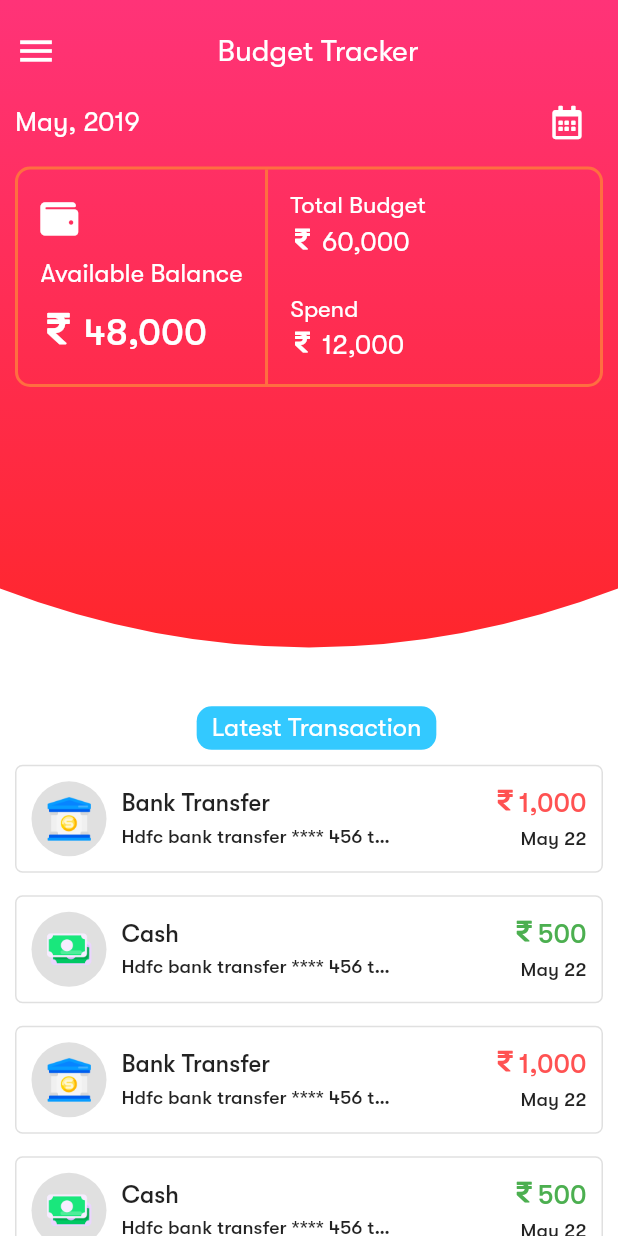
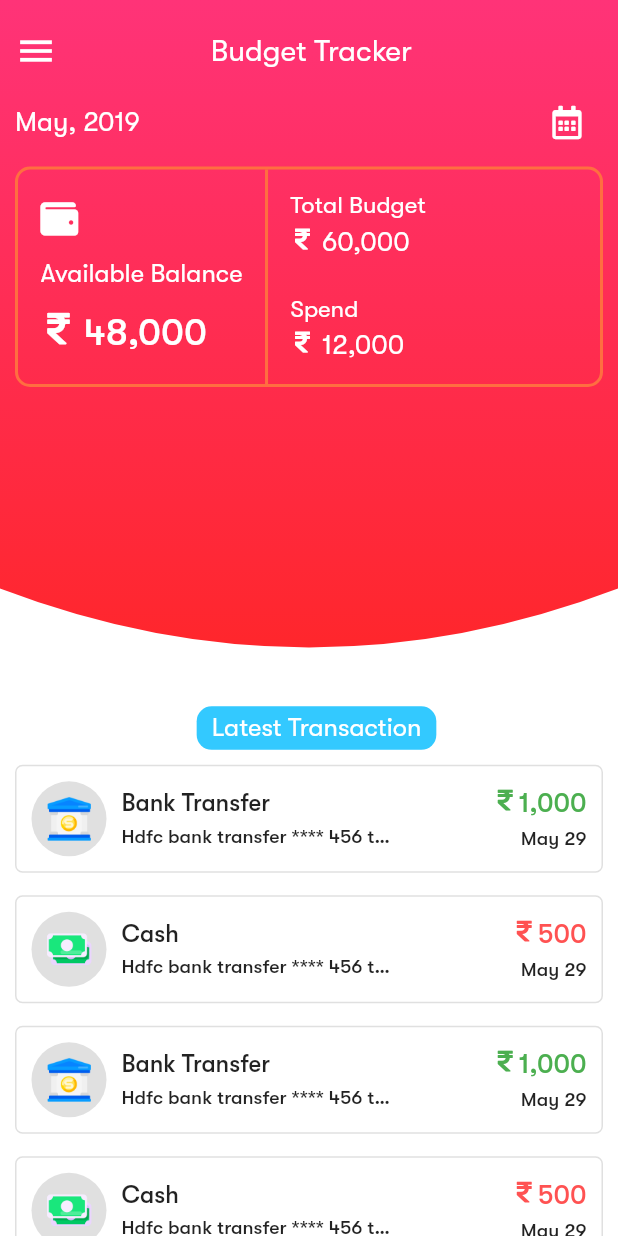
Before and after one commit to sagarprince/budget_tracker, a Flutter app: the HomePageContent widget shown alone on an empty page, opened directly with empty values, on a phone screen of 412 x 824 dp. Run offline on Flutter 3.47's test engine with Material 2 defaults, Android fonts, the phone set to English and light mode, and no system bars; our stand-ins replace charts_flutter, font_awesome_flutter, rxdart, tuple; missing offline and left inert: date_utils, flutter_calendar.

Commit message:
basic commit.

```diff
--- /dev/null
+++ b/lib/enums.dart
@@ -0,0 +1,9 @@
+enum TransactionTypes {
+  credited,
+  debited
+}
+
+enum IEStatTypes {
+  income,
+  expense
+}
--- /dev/null
+++ b/lib/models/transaction.dart
@@ -0,0 +1,26 @@
+import 'package:expense_manager/enums.dart';
+
+class Transaction {
+
+  final dynamic category;
+  final String title;
+  final String description;
+  final DateTime date;
+  final TransactionTypes type;
+  final dynamic amount;
+
+  Transaction({ this.category, this.title, this.description, this.date, this.type, this.amount });
+
+  factory Transaction.fromMap(Map data) {
+    data = data ?? { };
+    return Transaction(
+        category: '',
+        title: data['address'] ?? '',
+        description: data['description'] ?? '',
+        date: data['date'] ?? '',
+        type: data['type'] ?? '',
+        amount: data['amount'] ?? 0
+    );
+  }
+
+}
--- a/lib/presentation/home.dart
+++ b/lib/presentation/home.dart
@@ -5,16 +5,12 @@ import 'package:expense_manager/widgets/drawer.dart';
 import 'package:font_awesome_flutter/font_awesome_flutter.dart';
 import 'package:expense_manager/utilities/calendar_utility.dart';
 import 'package:expense_manager/constants.dart';
+import 'package:expense_manager/enums.dart';
 import 'package:expense_manager/widgets/arc_app_bar.dart';
 import 'package:expense_manager/widgets/wallet_overview.dart';
 import 'package:expense_manager/widgets/transaction_card.dart';
 
-class HomePage extends StatefulWidget {
-  @override
-  _HomePageState createState() => _HomePageState();
-}
-
-class _HomePageState extends State<HomePage> {
+class HomePage extends StatelessWidget {
   String selectedMenuItemId = '';
   DrawerScaffoldController controller = DrawerScaffoldController();
 
@@ -28,14 +24,11 @@ class _HomePageState extends State<HomePage> {
             menu: App.menus,
             animation: false,
             color: Theme.of(context).primaryColor,
-            selectedItemId: selectedMenuItemId,
+            selectedItemId: '',
             selectorColor: AppColors.menuSelectedColor,
             textStyle: AppTextStyles.menuText,
             onMenuItemSelected: (String itemId) {
-              setState(() {
-                selectedMenuItemId = itemId;
-                controller.open = false;
-              });
+              controller.menuController.toggle();
               Future.delayed(const Duration(milliseconds: 400), () {
                 Navigator.pushNamed(context, itemId);
               });
@@ -45,9 +38,7 @@ class _HomePageState extends State<HomePage> {
             contentBuilder: (context) {
               return HomePageContent(
                 onToggleDrawer: () {
-                  setState(() {
-                    controller.open = !controller.isOpen();
-                  });
+                  controller.menuController.toggle();
                 },
               );
             }
@@ -56,28 +47,69 @@ class _HomePageState extends State<HomePage> {
   }
 }
 
-class HomePageContent extends StatefulWidget {
+
+class HomePageContent extends StatelessWidget {
   final VoidCallback onToggleDrawer;
+  DateTime _selectedDate = new DateTime.now();
+  DateTime get selectedDate => _selectedDate;
 
   HomePageContent({Key key, @required this.onToggleDrawer}):
         assert(onToggleDrawer != null),
         super(key: key);
 
-  @override
-  _HomePageContentState createState() => _HomePageContentState();
+
+  Future<Null> selectDateFromPicker(BuildContext context, StateSetter setState) async {
+    DateTime selected = await showDatePicker(
+      context: context,
+      initialDate: selectedDate ?? DateTime.now(),
+      firstDate: new DateTime(1960),
+      lastDate: new DateTime(2050),
+    );
+    if (selected != null) {
+      setState(() {
+        _selectedDate = selected;
+      });
+    }
   }
 
-class _HomePageContentState extends State<HomePageContent> {
-  dynamic selectedMonth = '';
-  DateTime _selectedDate = new DateTime.now();
-  DateTime get selectedDate => _selectedDate;
-
-  @override
-  void initState() {
-    super.initState();
-    setState(() {
-      selectedMonth = CalendarUtility.formatMonth(selectedDate);
-    });
+  Widget _latestTransaction() {
+    return new Container(
+      child: Column(
+        crossAxisAlignment: CrossAxisAlignment.center,
+        children: <Widget>[
+          Container(
+            padding: EdgeInsets.only(top: 5.0, bottom: 5.0, left: 10.0, right: 10.0),
+            margin: EdgeInsets.only(left: 10.0),
+            decoration: BoxDecoration(
+                color: AppColors.thirdColor,
+                borderRadius: BorderRadius.all(Radius.circular(10.0))
+            ),
+            child: Text(AppText.latestTransactionText, style: AppTextStyles.latestTransactionText),
+          ),
+          Expanded(
+            child: new ListView.builder(
+                itemCount: 10,
+                scrollDirection: Axis.vertical,
+                padding: EdgeInsets.only(top: 10.0),
+                itemBuilder: (BuildContext context, int index) {
+                  return TransactionCard(
+                    category: (index % 2 == 0) ? 'bank' : 'cash',
+                    title: (index % 2 == 0) ? 'Bank Transfer' : 'Cash',
+                    description: 'Hdfc bank transfer **** 456 testing 123 23233',
+                    date: new DateTime.now(),
+                    type: (index % 2 == 0) ? TransactionTypes.credited : TransactionTypes.debited,
+                    amount: (index % 2 == 1) ? 500 : 1000,
+                    margin: EdgeInsets.only(left: 10.0, right: 10.0, bottom: 15.0),
+                    onPressed: () {
+                      print(index);
+                    },
+                  );
+                }
+            ),
+          )
+        ],
+      ),
+    );
   }
 
   @override
@@ -106,7 +138,7 @@ class _HomePageContentState extends State<HomePageContent> {
                           color: Colors.white,
                           iconSize: 28.0,
                           onPressed: () {
-                            widget.onToggleDrawer();
+                            onToggleDrawer();
                           },
                         ),
                       ),
@@ -116,30 +148,34 @@ class _HomePageContentState extends State<HomePageContent> {
                         ),
                       ),
                       SizedBox(
-                          width: 36.0
+                          width: 45.0
                       )
                     ],
                   ),
-                  new Container(
+                  StatefulBuilder(
+                    builder: (BuildContext context, StateSetter setState) {
+                      return Container(
                         margin: EdgeInsets.only(top: 0.0, bottom: 5.0),
                         child: Row(
                           mainAxisAlignment: MainAxisAlignment.spaceBetween,
                           crossAxisAlignment: CrossAxisAlignment.center,
                           children: <Widget>[
-                        new Text(selectedMonth, style: TextStyle(fontSize: 18.0, color: Colors.white)),
+                            new Text(CalendarUtility.formatMonth(selectedDate), style: TextStyle(fontSize: 18.0, color: Colors.white)),
                             IconButton(
-                          onPressed: () => selectDateFromPicker(),
+                              onPressed: () => selectDateFromPicker(context, setState),
                               icon: Icon(FontAwesomeIcons.calendarAlt, color: Colors.white),
                               iconSize: 22.0,
                             )
                           ],
                         ),
+                      );
+                    },
                   ),
                   WalletOverview(
                       balanceAmount: 48000,
                       totalBudget: 60000,
                       spend: 12000
-                  )
+                  ),
                 ],
               ),
             ),
@@ -151,59 +187,4 @@ class _HomePageContentState extends State<HomePageContent> {
       ),
     );
   }
-
-  Future<Null> selectDateFromPicker() async {
-    DateTime selected = await showDatePicker(
-      context: context,
-      initialDate: selectedDate ?? DateTime.now(),
-      firstDate: new DateTime(1960),
-      lastDate: new DateTime(2050),
-    );
-    if (selected != null) {
-      setState(() {
-        _selectedDate = selected;
-        selectedMonth = CalendarUtility.formatMonth(selectedDate);
-      });
 }
-  }
-
-  Widget _latestTransaction() {
-    return new Container(
-      child: Column(
-        crossAxisAlignment: CrossAxisAlignment.center,
-        children: <Widget>[
-          Container(
-            padding: EdgeInsets.only(top: 5.0, bottom: 5.0, left: 10.0, right: 10.0),
-            margin: EdgeInsets.only(left: 10.0),
-            decoration: BoxDecoration(
-                color: AppColors.thirdColor,
-                borderRadius: BorderRadius.all(Radius.circular(10.0))
-            ),
-            child: Text(AppText.latestTransactionText, style: AppTextStyles.latestTransactionText),
-          ),
-          Expanded(
-            child: new ListView.builder(
-                itemCount: 10,
-                scrollDirection: Axis.vertical,
-                padding: EdgeInsets.only(top: 10.0),
-                itemBuilder: (BuildContext context, int index) {
-                  return TransactionCard(
-                    category: (index % 2 == 0) ? 'bank' : 'cash',
-                    title: (index % 2 == 0) ? 'Bank Transfer' : 'Cash',
-                    description: 'Hdfc bank transfer **** 456 testing 123 23233',
-                    date: 'May 22',
-                    isCredited: (index % 2 == 0) ? false : true,
-                    amount: (index % 2 == 1) ? 500 : 1000,
-                    margin: EdgeInsets.only(left: 10.0, right: 10.0, bottom: 15.0),
-                    onPressed: () {
-                      print(index);
-                    },
-                  );
-                }
-            ),
-          )
-        ],
-      ),
-    );
-  }
-}
--- a/lib/widgets/income_expense_stats.dart
+++ b/lib/widgets/income_expense_stats.dart
@@ -1,11 +1,7 @@
 import 'package:flutter/material.dart';
 import 'package:expense_manager/constants.dart';
+import 'package:expense_manager/enums.dart';
 import 'package:expense_manager/widgets/amount.dart';
-
-enum IEStatTypes {
-  income,
-  expense
-}
 
 class IncomeExpenseStats extends StatelessWidget {
 
--- a/lib/widgets/month_year_picker.dart
+++ b/lib/widgets/month_year_picker.dart
@@ -9,7 +9,7 @@ class MonthYearPicker extends StatelessWidget {
 
   final ScrollController _controller = new ScrollController();
   DateTime currentDateYear = new DateTime.now();
-  String currentMonth = new DateFormat("MMM").format(DateTime.now());
+  String currentMonth = new DateFormat("MMMM").format(DateTime.now());
   DateTime _selectedDate = new DateTime.now();
 
   MonthYearPicker({Key key, @required this.onSelected}) :
--- a/lib/widgets/transaction_card.dart
+++ b/lib/widgets/transaction_card.dart
@@ -1,13 +1,14 @@
 import 'package:flutter/material.dart';
-//import 'package:expense_manager/constants.dart';
+import 'package:intl/intl.dart';
+import 'package:expense_manager/enums.dart';
 import 'package:expense_manager/widgets/amount.dart';
 
 class TransactionCard extends StatelessWidget {
   final dynamic category;
   final String title;
   final String description;
-  final String date;
-  final bool isCredited;
+  final DateTime date;
+  final TransactionTypes type;
   final dynamic amount;
   final BoxDecoration decoration;
   final EdgeInsets margin;
@@ -19,7 +20,7 @@ class TransactionCard extends StatelessWidget {
     @required this.title,
     @required this.description,
     @required this.date,
-    @required this.isCredited,
+    @required this.type,
     @required this.amount,
     this.decoration = const BoxDecoration(
         color: Colors.transparent,
@@ -38,7 +39,7 @@ class TransactionCard extends StatelessWidget {
         assert(title != null),
         assert(description != null),
         assert(date != null),
-        assert(isCredited != null),
+        assert(type != null),
         assert(amount != null),
         super(key: key);
 
@@ -99,12 +100,12 @@ class TransactionCard extends StatelessWidget {
                 Amount(
                   value: amount,
                   iconSize: 16.0,
-                  iconColor: isCredited ? Colors.green : Colors.redAccent,
+                  iconColor: type == TransactionTypes.credited ? Colors.green : Colors.redAccent,
                   valuePadding: EdgeInsets.only(left: 1.0),
-                  valueStyle: TextStyle(fontSize: 18.0, color: isCredited ? Colors.green : Colors.redAccent),
+                  valueStyle: TextStyle(fontSize: 18.0, color: type == TransactionTypes.credited ? Colors.green : Colors.redAccent),
                 ),
                 SizedBox(height: 5.0),
-                Text(date, style: TextStyle(fontSize: 13.0))
+                Text(DateFormat('MMM dd').format(date), style: TextStyle(fontSize: 13.0))
               ],
             )
           ],
```
Also changed, not shown: lib/main.dart (+5 -6 lines), lib/presentation/daily.dart (+119 -39 lines), lib/presentation/stats.dart (+19 -7 lines), lib/routes.dart (+43 -5 lines), lib/widgets/lazy_builder.dart (added, +32 -0 lines), lib/widgets/no_content.dart (added, +39 -0 lines), pubspec.yaml (+3 -4 lines), assets/images/no_data_x.png (added), assets/images/no_data_y.png (added), assets/images/no_data_z.png (added), pubspec.lock. Lines whose indentation alone changed are shown as unchanged.
